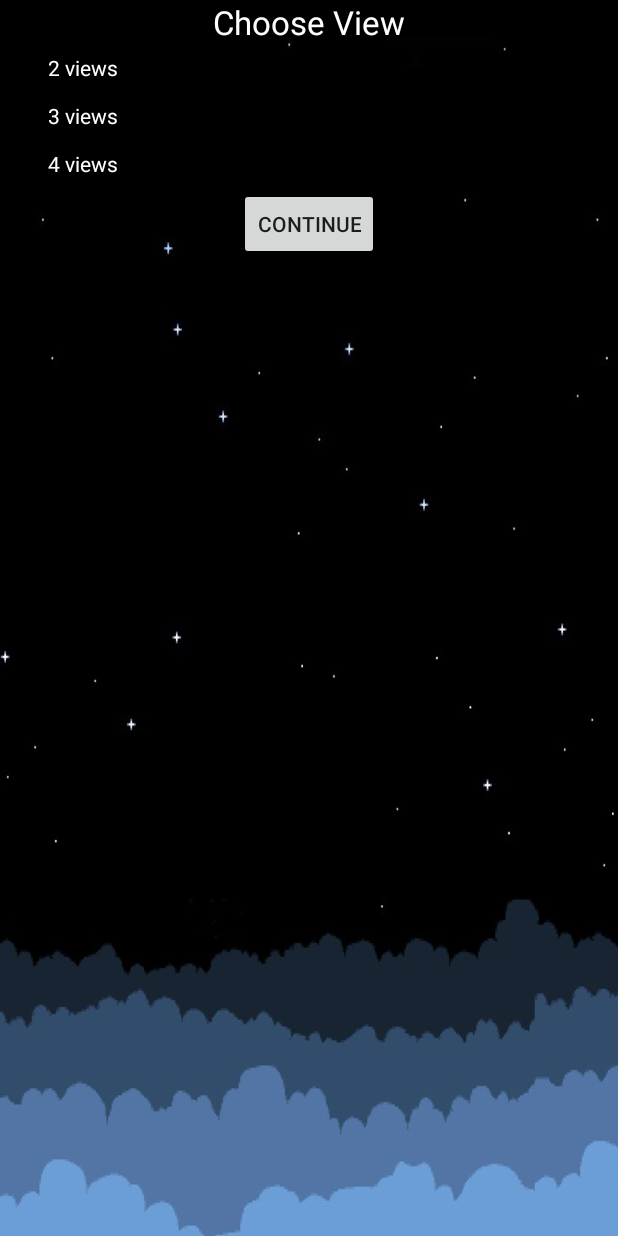
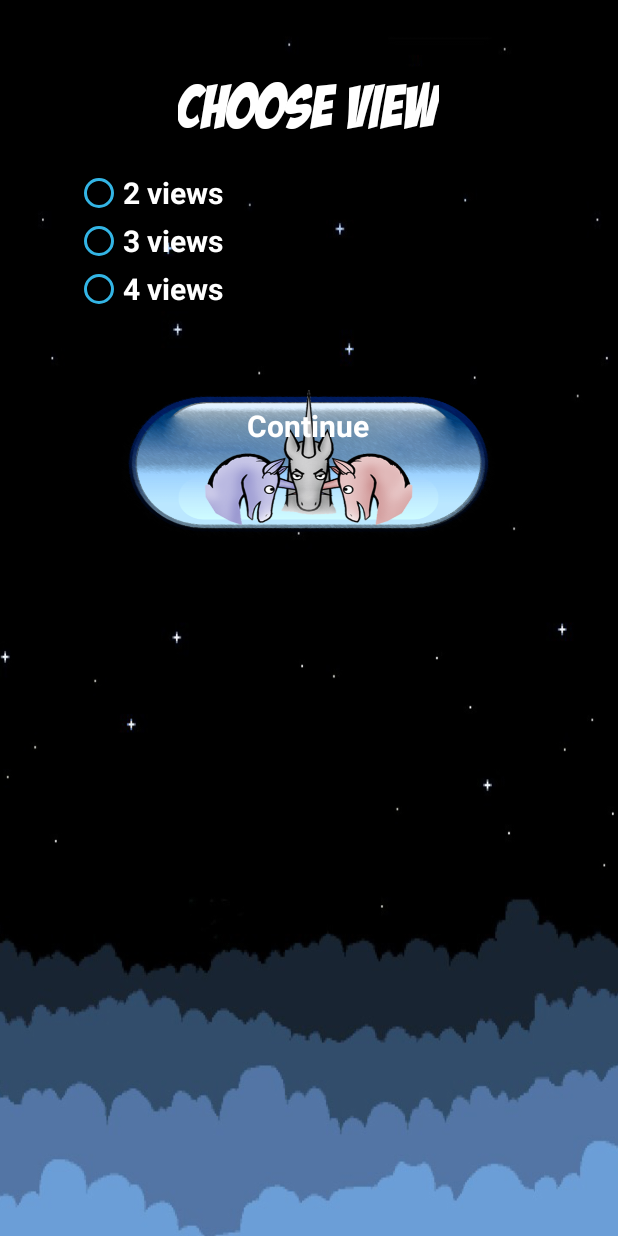
Before and after one commit to Android-Apps-Team-Charlie/The-Adventures-Of-Charlie, an Android app: the fragment StartGameFragment placed in its activity, on a phone screen of 412 x 824 dp. Run offline under Robolectric (Android 15) with nearby library versions, the phone set to English and light mode, and no system bars.

Commit message:
added global styles and global custom font

```diff
--- a/CharlieTheUnicornComicStrip/app/src/main/AndroidManifest.xml
+++ b/CharlieTheUnicornComicStrip/app/src/main/AndroidManifest.xml
@@ -7,11 +7,11 @@
         android:icon="@mipmap/ic_launcher"
         android:label="@string/app_name"
         android:supportsRtl="true"
-        android:theme="@style/AppTheme">
+        android:theme="@style/AppTheme.NoActionBar">
         <activity
             android:name=".MainActivity"
             android:label="@string/app_name"
-            android:theme="@style/AppTheme.NoActionBar">
+            android:theme="@style/AppTheme">
             <intent-filter>
                 <action android:name="android.intent.action.MAIN" />
 
--- a/CharlieTheUnicornComicStrip/app/src/main/java/com/charlietheunicorn/charlietheunicorncomicstrip/fragments/MainActivityFragment.java
+++ b/CharlieTheUnicornComicStrip/app/src/main/java/com/charlietheunicorn/charlietheunicorncomicstrip/fragments/MainActivityFragment.java
@@ -30,11 +30,7 @@ public class MainActivityFragment extends Fragment {
 
         View view = inflater.inflate(R.layout.fragment_main, container, false);
 
-        TextView tx = (TextView)view.findViewById(R.id.tv_welcome);
-
         Typeface typeface = Typeface.createFromAsset(context.getAssets(), "fonts/comics.ttf");
-
-        tx.setTypeface(typeface);
 
         Button button_start = (Button) view.findViewById(R.id.button_start);
 
--- /dev/null
+++ b/CharlieTheUnicornComicStrip/app/src/main/java/com/charlietheunicorn/charlietheunicorncomicstrip/shared/CustomFontTextView.java
@@ -0,0 +1,50 @@
+package com.charlietheunicorn.charlietheunicorncomicstrip.shared;
+
+import android.content.Context;
+import android.graphics.Typeface;
+import android.util.AttributeSet;
+import android.widget.TextView;
+
+import java.util.Locale;
+
+public class CustomFontTextView extends TextView {
+
+    private static final String sScheme =
+            "http://schemas.android.com/apk/res-auto";
+    private static final String sAttribute = "customFont";
+
+    static enum CustomFont {
+        COMICS("fonts/comics.ttf");
+
+        private final String fileName;
+
+        CustomFont(String fileName) {
+            this.fileName = fileName;
+        }
+
+        static CustomFont fromString(String fontName) {
+            return CustomFont.valueOf(fontName.toUpperCase(Locale.US));
+        }
+
+        public Typeface asTypeface(Context context) {
+            return Typeface.createFromAsset(context.getAssets(), fileName);
+        }
+    }
+
+    public CustomFontTextView(Context context, AttributeSet attrs) {
+        super(context, attrs);
+
+        if (isInEditMode()) {
+            return;
+        } else {
+            final String fontName = attrs.getAttributeValue(sScheme, sAttribute);
+
+            if (fontName == null) {
+                throw new IllegalArgumentException("You must provide \"" + sAttribute + "\" for your text view");
+            } else {
+                final Typeface customTypeface = CustomFont.fromString(fontName).asTypeface(context);
+                setTypeface(customTypeface);
+            }
+        }
+    }
+}
--- a/CharlieTheUnicornComicStrip/app/src/main/res/layout/choose_view.xml
+++ b/CharlieTheUnicornComicStrip/app/src/main/res/layout/choose_view.xml
@@ -1,17 +1,19 @@
 <?xml version="1.0" encoding="utf-8"?>
 <RelativeLayout xmlns:android="http://schemas.android.com/apk/res/android"
     android:layout_width="match_parent"
-    android:layout_height="match_parent"
+    android:layout_height="500dp"
+    xmlns:customAttrs="http://schemas.android.com/apk/res-auto"
+    android:layout_margin="50dp"
     android:id="@+id/rl_choose_view">
 
-    <TextView
+    <com.charlietheunicorn.charlietheunicorncomicstrip.shared.CustomFontTextView
         android:layout_width="wrap_content"
-        android:textColor="@android:color/white"
         android:layout_height="wrap_content"
+        customAttrs:customFont="comics"
         android:textAppearance="?android:attr/textAppearanceLarge"
         android:text="Choose View"
         android:id="@+id/textView"
-        android:layout_centerHorizontal="true" />
+        style="@style/SharedHeadlinesStyle"/>
 
     <RadioGroup
         android:id="@+id/rb_group"
@@ -21,32 +23,33 @@
 
         <RadioButton
             android:layout_width="wrap_content"
-            android:textColor="@android:color/white"
+            style="@style/SharedTextViewStyle"
             android:layout_height="wrap_content"
             android:text="2 views"
-            android:id="@+id/radioButton" />
+            android:id="@+id/radioButton"
+            android:buttonTint="@android:color/holo_blue_light"/>
 
         <RadioButton
             android:layout_width="wrap_content"
-            android:textColor="@android:color/white"
             android:layout_height="wrap_content"
+            style="@style/SharedTextViewStyle"
             android:text="3 views"
-            android:id="@+id/radioButton2" />
+            android:id="@+id/radioButton2"
+            android:buttonTint="@android:color/holo_blue_light"/>
 
         <RadioButton
             android:layout_width="wrap_content"
-            android:textColor="@android:color/white"
             android:layout_height="wrap_content"
+            style="@style/SharedTextViewStyle"
             android:text="4 views"
-            android:id="@+id/radioButton3" />
+            android:id="@+id/radioButton3"
+            android:buttonTint="@android:color/holo_blue_light"/>
     </RadioGroup>
 
     <Button
-        android:layout_width="wrap_content"
-        android:layout_height="wrap_content"
         android:text="Continue"
         android:id="@+id/btn_continue"
         android:layout_below="@+id/rb_group"
-        android:layout_centerHorizontal="true" />
+        style="@style/SharedButtonStyle"/>
 
 </RelativeLayout>
--- /dev/null
+++ b/CharlieTheUnicornComicStrip/app/src/main/res/values/attr.xml
@@ -0,0 +1,6 @@
+<?xml version="1.0" encoding="utf-8"?>
+<resources>
+    <declare-styleable name="CustomFontTextView">
+        <attr name="customFont" format="string"/>
+    </declare-styleable>
+</resources>
--- a/CharlieTheUnicornComicStrip/app/src/main/res/values/styles.xml
+++ b/CharlieTheUnicornComicStrip/app/src/main/res/values/styles.xml
@@ -6,6 +6,30 @@
         <item name="colorPrimary">@color/colorPrimary</item>
         <item name="colorPrimaryDark">@color/colorPrimaryDark</item>
         <item name="colorAccent">@color/colorAccent</item>
+    </style>
+
+    <style name="SharedTextViewStyle" parent="android:Widget.TextView">
+        <item name="android:textColor">#fff</item>
+        <item name="android:textStyle">bold</item>
+        <item name="android:textSize">20sp</item>
+    </style>
+
+    <style name="SharedButtonStyle" parent="android:Widget.Button">
+        <item name="android:background">@drawable/button</item>
+        <item name="android:layout_centerHorizontal">true</item>
+        <item name="android:layout_width">250dp</item>
+        <item name="android:layout_height">150dp</item>
+        <item name="android:textSize">20sp</item>
+        <item name="android:textStyle">bold</item>
+        <item name="android:textColor">@android:color/white</item>
+    </style>
+
+    <style name="SharedHeadlinesStyle" parent="android:Widget.TextView">
+        <item name="android:textColor">#fff</item>
+        <item name="android:textStyle">bold</item>
+        <item name="android:textSize">40sp</item>
+        <item name="android:layout_centerHorizontal">true</item>
+        <item name="android:layout_marginBottom">20dp</item>
     </style>
 
     <style name="AppTheme.NoActionBar">
```
Also changed, not shown: CharlieTheUnicornComicStrip/app/src/main/res/layout/fragment_main.xml (+5 -9 lines), CharlieTheUnicornComicStrip/app/src/main/ic_launcher-web.png (added), CharlieTheUnicornComicStrip/app/src/main/res/mipmap-hdpi/ic_launcher.png, CharlieTheUnicornComicStrip/app/src/main/res/mipmap-mdpi/ic_launcher.png, CharlieTheUnicornComicStrip/app/src/main/res/mipmap-xhdpi/ic_launcher.png, CharlieTheUnicornComicStrip/app/src/main/res/mipmap-xxhdpi/ic_launcher.png, CharlieTheUnicornComicStrip/app/src/main/res/mipmap-xxxhdpi/ic_launcher.png.
